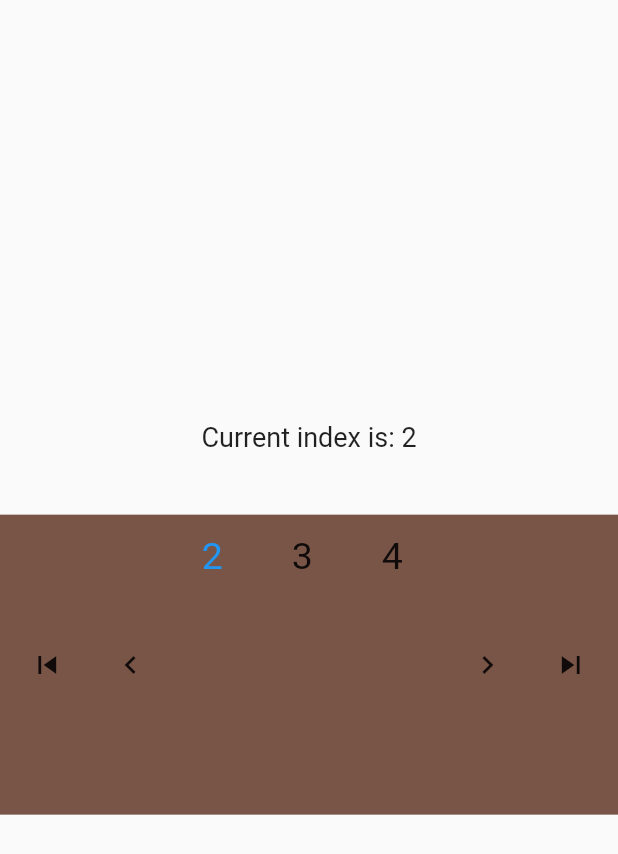
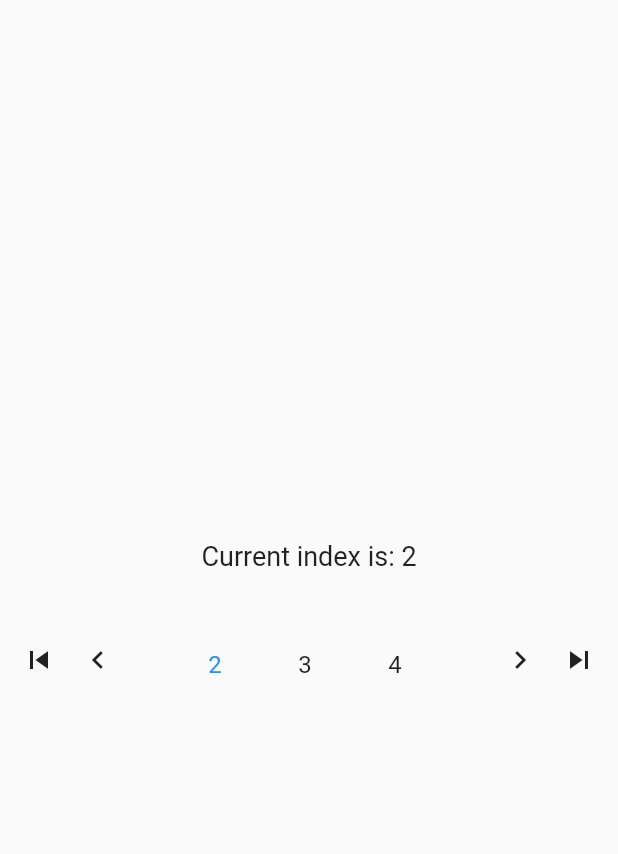
Before and after one commit to furkansoyturk/flutter_custom_widgets, a Flutter app: the PageIndicatorScreen screen opened directly, after a tap on the "keyboard arrow right" icon, on a phone screen of 412 x 824 dp. Shown: the top 854 px of the screen. Run offline on Flutter 3.47's test engine with Material 2 defaults, Android fonts, the phone set to English and light mode, and no system bars.

Commit message:
page indicator position bug fix.

```diff
--- a/lib/custom_widgets/page_indicator.dart
+++ b/lib/custom_widgets/page_indicator.dart
@@ -58,13 +58,15 @@ class _PageIndicator extends State<PageIndicator> {
     int? _itemCount = widget.itemCount!.toInt();
 
     return Container(
-      color: Colors.brown,
-      height: 200,
-      child: Row(
-        mainAxisAlignment: MainAxisAlignment.spaceEvenly,
-        crossAxisAlignment: CrossAxisAlignment.center,
+      // color: Colors.brown,
+      height: MediaQuery.of(context).size.height * 0.05,
+      width: MediaQuery.of(context).size.width,
+      child: Stack(
         children: [
-          IconButton(
+              Positioned(
+                bottom: 0,
+                left: MediaQuery.of(context).size.width * 0.005,
+                child: IconButton(
                   onPressed: () {
                     _jumpStart();
                     setState(() {
@@ -76,7 +78,11 @@ class _PageIndicator extends State<PageIndicator> {
                     Icons.skip_previous,
                   ),
                 ),
-          IconButton(
+              ),
+              Positioned(
+                bottom: 0,
+                left: MediaQuery.of(context).size.width * 0.1,
+                child: IconButton(
                   onPressed: () {
                     _moveLeft();
                     setState(() {
@@ -92,9 +98,14 @@ class _PageIndicator extends State<PageIndicator> {
                     Icons.keyboard_arrow_left,
                   ),
                 ),
-          SizedBox(
-            width: 175,
-            // color: Colors.amberAccent,
+              ),
+              Positioned(
+                bottom: 0,
+                left: MediaQuery.of(context).size.width * 0.275,
+                child: SizedBox(
+                  width: MediaQuery.of(context).size.width * 0.5,
+                  height: MediaQuery.of(context).size.height * 0.06,
+                  child: Center(
                     child: ListView.builder(
                         controller: _controller,
                         scrollDirection: Axis.horizontal,
@@ -103,11 +114,12 @@ class _PageIndicator extends State<PageIndicator> {
                         itemBuilder: (context, index) {
                           index = index+1;
                           return ListTile(
-                    title: Text(
+                            title: Center(
+                              child: Text(
                                 '$index',
-                      // maxLines: 1,
                                 style: const TextStyle(
-                        fontSize: 25,
+                                  fontSize: 16,
+                                ),
                               ),
                             ),
                             selected: index == _selectedIndex,
@@ -120,7 +132,12 @@ class _PageIndicator extends State<PageIndicator> {
                           );
                         }),
                   ),
-          IconButton(
+                ),
+              ),
+              Positioned(
+                bottom: 0,
+                right: MediaQuery.of(context).size.width * 0.1,
+                child: IconButton(
                   onPressed: () {
                     _moveRight();
                     setState(() {
@@ -135,7 +152,11 @@ class _PageIndicator extends State<PageIndicator> {
                     Icons.keyboard_arrow_right,
                   ),
                 ),
-          IconButton(
+              ),
+              Positioned(
+                bottom: 0,
+                right: MediaQuery.of(context).size.width * 0.005,
+                child: IconButton(
                   onPressed: () {
                     _jumpEnd();
                     setState(() {
@@ -147,6 +168,7 @@ class _PageIndicator extends State<PageIndicator> {
                     Icons.skip_next,
                   ),
                 ),
+              ),
         ],
       ),
     );
```
Lines whose indentation alone changed are shown as unchanged.
